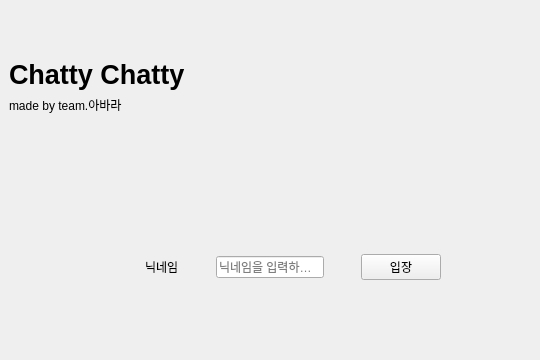
Old version of the form resource/login.ui in the repository chanwoo7/ChattyChatty.
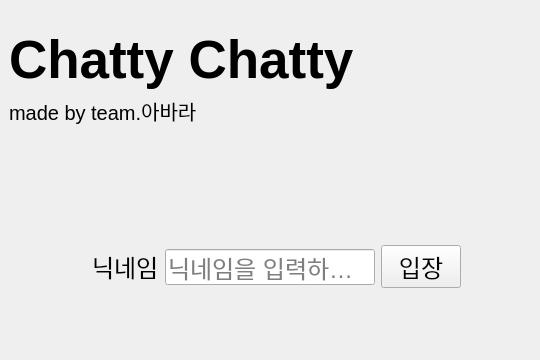
New version of the form.

Diff of the .ui file:
```diff
--- a/resource/login.ui
+++ b/resource/login.ui
@@ -10,6 +10,12 @@
     <height>360</height>
    </rect>
   </property>
+  <property name="minimumSize">
+   <size>
+    <width>540</width>
+    <height>360</height>
+   </size>
+  </property>
   <property name="maximumSize">
    <size>
     <width>540</width>
@@ -40,7 +46,7 @@
             </property>
             <property name="font">
              <font>
-              <pointsize>20</pointsize>
+              <pointsize>40</pointsize>
               <weight>75</weight>
               <bold>true</bold>
               <strikeout>false</strikeout>
@@ -54,6 +60,11 @@
           </item>
           <item alignment="Qt::AlignTop">
            <widget class="QLabel" name="label_3">
+            <property name="font">
+             <font>
+              <pointsize>15</pointsize>
+             </font>
+            </property>
             <property name="text">
              <string>made by team.아바라</string>
             </property>
@@ -67,6 +78,11 @@
        <layout class="QHBoxLayout" name="horizontalLayout">
         <item alignment="Qt::AlignRight|Qt::AlignVCenter">
          <widget class="QLabel" name="label_2">
+          <property name="font">
+           <font>
+            <pointsize>18</pointsize>
+           </font>
+          </property>
           <property name="text">
            <string>닉네임</string>
           </property>
@@ -80,6 +96,11 @@
             <height>16777215</height>
            </size>
           </property>
+          <property name="font">
+           <font>
+            <pointsize>18</pointsize>
+           </font>
+          </property>
           <property name="inputMask">
            <string/>
           </property>
@@ -99,6 +120,11 @@
         </item>
         <item alignment="Qt::AlignLeft|Qt::AlignVCenter">
          <widget class="QPushButton" name="login_enter_pushButton">
+          <property name="font">
+           <font>
+            <pointsize>18</pointsize>
+           </font>
+          </property>
           <property name="text">
            <string>입장</string>
           </property>
```
